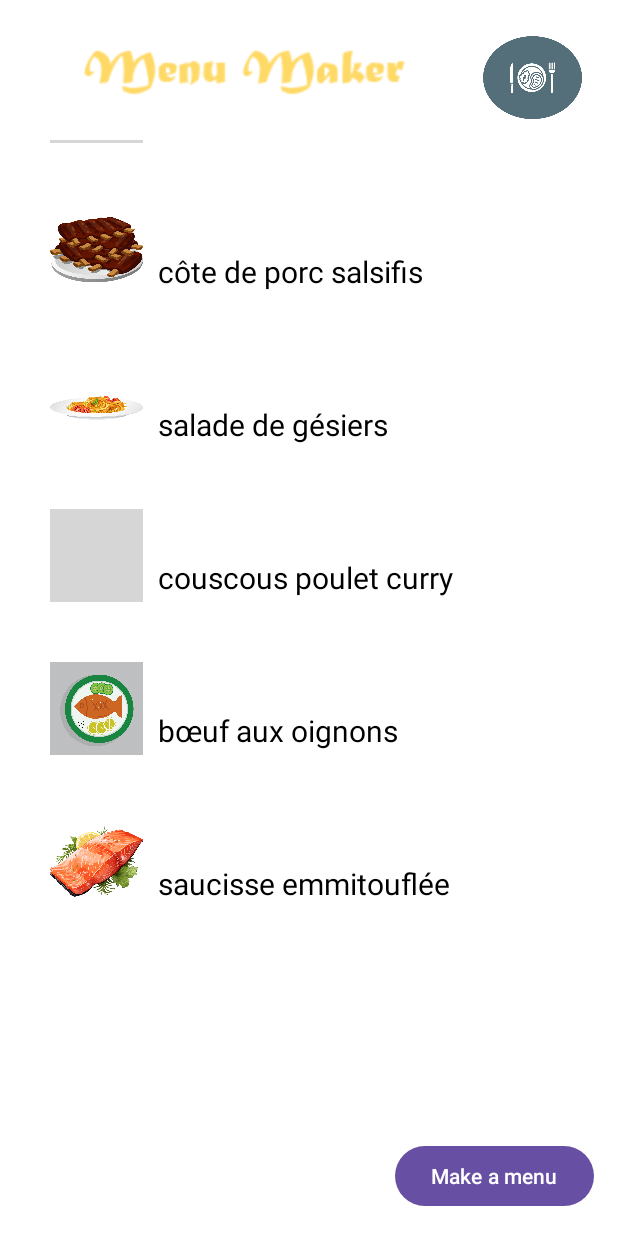
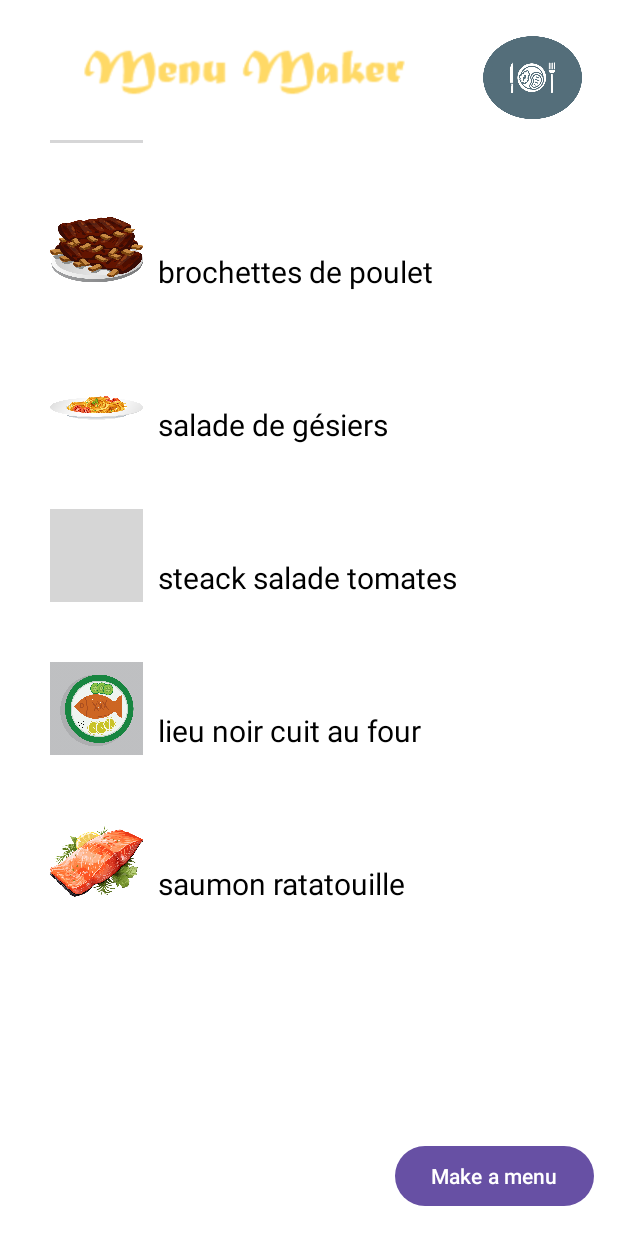
Before and after one commit to lazar360/menu-maker, an Android app: the screen it shows after launch (MainActivity), scrolled down 376 dp, on a phone screen of 412 x 824 dp. Run offline under Robolectric (Android 15) with nearby library versions, the phone set to English and light mode, and no system bars; grey boxes are pictures that could not be loaded.

Commit message:
upd main activity change dishes names

```diff
--- a/app/src/main/java/com/example/newexperience/MainActivity.java
+++ b/app/src/main/java/com/example/newexperience/MainActivity.java
@@ -22,19 +22,19 @@ public class MainActivity extends AppCompatActivity {
 
        List<Item> items = Arrays.asList(
                new Item("purée saucisse", R.drawable.a ),
-               new Item("rôti de porc", R.drawable.b ),
-               new Item("gratin dauphinois", R.drawable.c ),
+               new Item("spaghettis bolognaise", R.drawable.b ),
+               new Item("porc au caramel", R.drawable.c ),
                new Item("steak haché haricots verts", R.drawable.d ),
-               new Item("côte de porc salsifis", R.drawable.e ),
+               new Item("brochettes de poulet", R.drawable.e ),
                new Item("salade de gésiers", R.drawable.f ),
-               new Item("couscous poulet curry", R.drawable.g ),
-               new Item("bœuf aux oignons", R.drawable.h ),
-               new Item("saucisse emmitouflée", R.drawable.i ),
-               new Item("carotte saucisse", R.drawable.a ),
-               new Item(" ravioles sauce au pistou", R.drawable.b ),
-               new Item("bavette à l'échalote", R.drawable.c ),
-               new Item(" poisson pané ratatouille", R.drawable.d ),
-               new Item("tourte tomate", R.drawable.e)
+               new Item("steack salade tomates", R.drawable.g ),
+               new Item("lieu noir cuit au four", R.drawable.h ),
+               new Item("saumon ratatouille", R.drawable.i ),
+               new Item("couscous royal", R.drawable.a ),
+               new Item("ravioles sauce au pistou", R.drawable.b ),
+               new Item("spaghettis carbonara", R.drawable.c ),
+               new Item("bavette à l'échalote", R.drawable.d ),
+               new Item("brochettes au porc", R.drawable.e)
       );
 
         recyclerView.setLayoutManager(new LinearLayoutManager(this));
```
